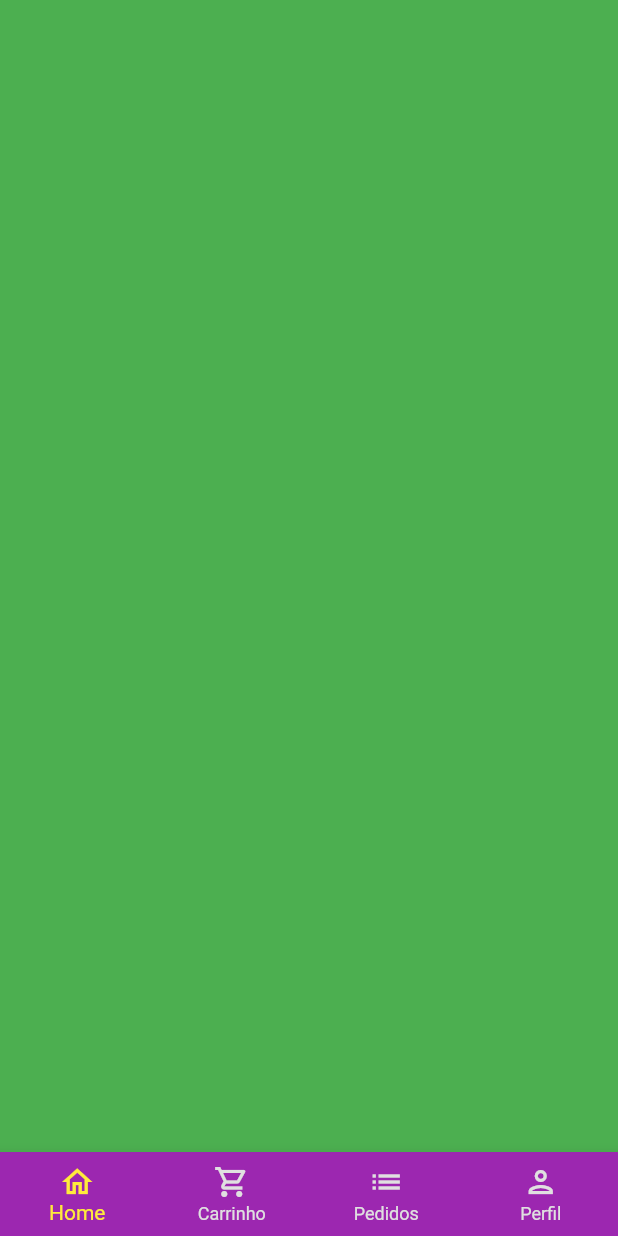
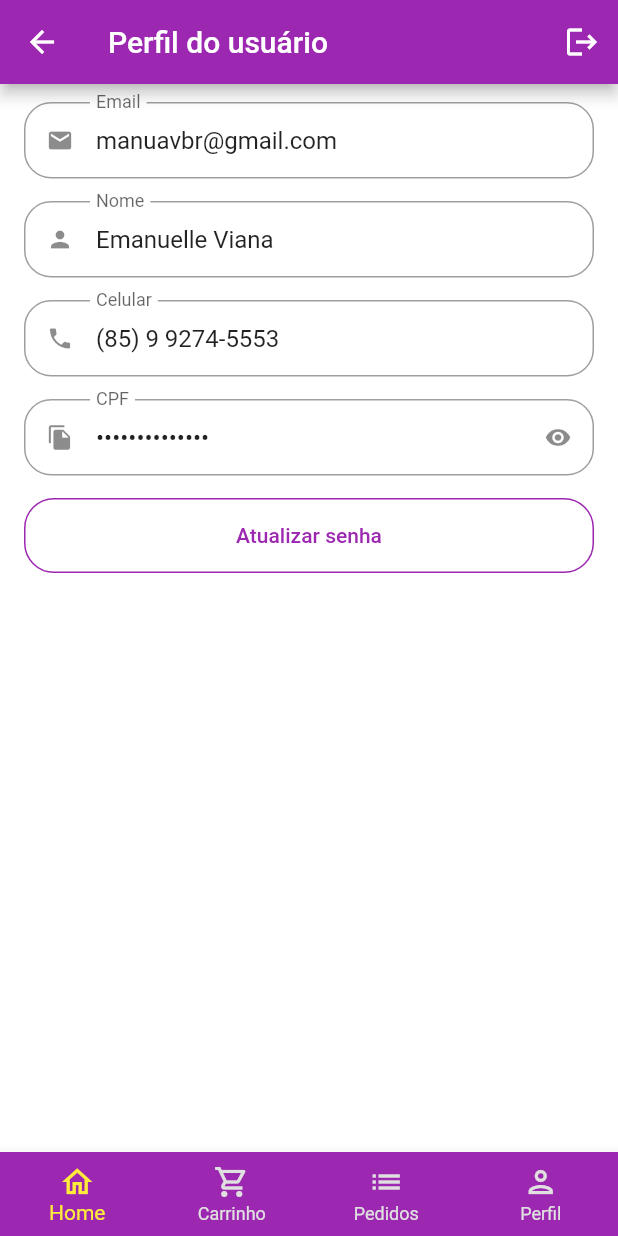
Before and after one commit to emanuelleaviana/purplegrocer, a Flutter app: the BaseScreen screen opened directly, swiped to page 4, on a phone screen of 412 x 824 dp. Run offline on Flutter 3.47's test engine with Material 2 defaults, Android fonts, the phone set to English and light mode, and no system bars; our stand-ins replace animated_text_kit, mask_text_input_formatter.

Commit message:
feat: Adicionando tela de perfil

```diff
--- a/lib/src/config/app_data.dart
+++ b/lib/src/config/app_data.dart
@@ -1,5 +1,6 @@
 import 'package:quitanda/src/models/cart_item_model.dart';
 import 'package:quitanda/src/models/item_model.dart';
+import 'package:quitanda/src/models/user_model.dart';
 
 ItemModel apple = ItemModel(
   description:
@@ -78,12 +79,20 @@ List<CartItemModel> cartItems = [
     item: apple,
     quantity: 3,
   ),
-   CartItemModel(
+  CartItemModel(
     item: mango,
     quantity: 5,
   ),
-   CartItemModel(
+  CartItemModel(
     item: kiwi,
     quantity: 1,
   ),
 ];
+
+UserModel user = UserModel(
+  name: 'Emanuelle Viana',
+  email: 'manuavbr@gmail.com',
+  phone: '(85) 9 9274-5553',
+  cpf: '098.895.833-30',
+  password: '',
+);
--- /dev/null
+++ b/lib/src/models/user_model.dart
@@ -0,0 +1,15 @@
+class UserModel {
+  String name;
+  String email;
+  String phone;
+  String cpf;
+  String password;
+
+  UserModel({
+    required this.name,
+    required this.email,
+    required this.phone,
+    required this.cpf,
+    required this.password,
+  });
+}
--- a/lib/src/pages/auth/sign_in_screen.dart
+++ b/lib/src/pages/auth/sign_in_screen.dart
@@ -1,6 +1,6 @@
 import 'package:animated_text_kit/animated_text_kit.dart';
 import 'package:flutter/material.dart';
-import 'package:quitanda/src/pages/auth/componets/custom_text_field.dart';
+import 'package:quitanda/src/pages/common_widgets/custom_text_field.dart';
 import 'package:quitanda/src/pages/auth/sign_up_screen.dart';
 import 'package:quitanda/src/pages/base/base_screen.dart';
 
--- a/lib/src/pages/auth/sign_up_screen.dart
+++ b/lib/src/pages/auth/sign_up_screen.dart
@@ -1,6 +1,6 @@
 import 'package:flutter/material.dart';
 import 'package:mask_text_input_formatter/mask_text_input_formatter.dart';
-import 'package:quitanda/src/pages/auth/componets/custom_text_field.dart';
+import 'package:quitanda/src/pages/common_widgets/custom_text_field.dart';
 
 class SignUpScreen extends StatelessWidget {
   SignUpScreen({super.key});
--- a/lib/src/pages/base/base_screen.dart
+++ b/lib/src/pages/base/base_screen.dart
@@ -1,6 +1,7 @@
 import 'package:flutter/material.dart';
 import 'package:quitanda/src/pages/cart/cart_tab.dart';
 import 'package:quitanda/src/pages/home/home_tab.dart';
+import 'package:quitanda/src/pages/profile/profile_tab.dart';
 
 class BaseScreen extends StatefulWidget {
   const BaseScreen({super.key});
@@ -21,13 +22,11 @@ class _BaseScreenState extends State<BaseScreen> {
         controller: pageController,
         children: [
           const HomeTab(),
-          CartTab(),
-          Container(
-            color: Colors.yellow,
-          ),
+          const CartTab(),
           Container(
             color: Colors.green,
-          )
+          ),
+          const ProfileTab(),
         ],
       ),
       bottomNavigationBar: BottomNavigationBar(
--- a/lib/src/pages/auth/componets/custom_text_field.dart
+++ b/lib/src/pages/common_widgets/custom_text_field.dart
@@ -6,6 +6,8 @@ class CustomTextField extends StatefulWidget {
   final String label;
   final bool isSecret;
   final List<TextInputFormatter>? inputFormatters;
+  final String? initialValue;
+  final bool readOnly;
 
   const CustomTextField({
     super.key,
@@ -13,6 +15,8 @@ class CustomTextField extends StatefulWidget {
     required this.label,
     this.isSecret = false,
     this.inputFormatters,
+    this.initialValue,
+    this.readOnly = false,
   });
 
   @override
@@ -34,6 +38,8 @@ class _CustomTextFieldState extends State<CustomTextField> {
     return Padding(
       padding: const EdgeInsets.only(bottom: 15),
       child: TextFormField(
+        readOnly: widget.readOnly,
+        initialValue: widget.initialValue,
         inputFormatters: widget.inputFormatters,
         obscureText: isObscure,
         decoration: InputDecoration(
--- /dev/null
+++ b/lib/src/pages/profile/profile_tab.dart
@@ -0,0 +1,149 @@
+import 'package:flutter/material.dart';
+import 'package:quitanda/src/pages/common_widgets/custom_text_field.dart';
+import 'package:quitanda/src/config/app_data.dart' as appData;
+
+class ProfileTab extends StatefulWidget {
+  const ProfileTab({super.key});
+
+  @override
+  State<ProfileTab> createState() => _ProfileTabState();
+}
+
+class _ProfileTabState extends State<ProfileTab> {
+  @override
+  Widget build(BuildContext context) {
+    return Scaffold(
+      appBar: AppBar(
+        title: const Text('Perfil do usuário'),
+        actions: [
+          IconButton(
+            onPressed: () {},
+            icon: const Icon(
+              Icons.logout,
+            ),
+          )
+        ],
+      ),
+      body: ListView(
+        physics: const BouncingScrollPhysics(),
+        padding: const EdgeInsets.fromLTRB(16, 12, 16, 16),
+        children: [
+          CustomTextField(
+            readOnly: true,
+            initialValue: appData.user.email,
+            icon: Icons.email,
+            label: 'Email',
+          ),
+          CustomTextField(
+            readOnly: true,
+            initialValue: appData.user.name,
+            icon: Icons.person,
+            label: 'Nome',
+          ),
+          CustomTextField(
+            readOnly: true,
+            initialValue: appData.user.phone,
+            icon: Icons.phone,
+            label: 'Celular',
+          ),
+          CustomTextField(
+            readOnly: true,
+            initialValue: appData.user.cpf,
+            icon: Icons.file_copy,
+            label: 'CPF',
+            isSecret: true,
+          ),
+          SizedBox(
+              height: 50,
+              child: OutlinedButton(
+                style: OutlinedButton.styleFrom(
+                    side: const BorderSide(
+                      color: Colors.purple,
+                    ),
+                    shape: RoundedRectangleBorder(
+                      borderRadius: BorderRadius.circular(20),
+                    )),
+                onPressed: () {
+                  updatePassword();
+                },
+                child: const Text('Atualizar senha'),
+              ))
+        ],
+      ),
+    );
+  }
+
+  Future<bool?> updatePassword() {
+    return showDialog(
+      context: context,
+      builder: (context) {
+        return Dialog(
+          shape: RoundedRectangleBorder(
+            borderRadius: BorderRadius.circular(20),
+          ),
+          child: Stack(
+            children: [
+              Padding(
+                padding: const EdgeInsets.all(16),
+                child: Column(
+                  crossAxisAlignment: CrossAxisAlignment.stretch,
+                  mainAxisSize: MainAxisSize.min,
+                  children: [
+                    const Padding(
+                      padding: EdgeInsets.symmetric(vertical: 12),
+                      child: Text(
+                        'Atualização de senha',
+                        textAlign: TextAlign.center,
+                        style: TextStyle(
+                          fontSize: 18,
+                          fontWeight: FontWeight.bold,
+                        ),
+                      ),
+                    ),
+                    const CustomTextField(
+                      isSecret: true,
+                      icon: Icons.lock_outline,
+                      label: 'Senha atual',
+                    ),
+                    const CustomTextField(
+                      isSecret: true,
+                      icon: Icons.lock_outline,
+                      label: 'Nova senha',
+                    ),
+                    const CustomTextField(
+                      isSecret: true,
+                      icon: Icons.lock,
+                      label: 'Confirmar nova senha',
+                    ),
+                    SizedBox(
+                      height: 45,
+                      child: ElevatedButton(
+                        style: ElevatedButton.styleFrom(
+                          shape: RoundedRectangleBorder(
+                            borderRadius: BorderRadius.circular(20),
+                          ),
+                        ),
+                        onPressed: () {},
+                        child: const Text('Atualizar'),
+                      ),
+                    )
+                  ],
+                ),
+              ),
+              Positioned(
+                top: 5,
+                right: 5,
+                child: IconButton(
+                  onPressed: () {
+                    Navigator.of(context).pop();
+                  },
+                  icon: const Icon(Icons.close),
+                ),
+              )
+            ],
+          ),
+        );
+      },
+    );
+  }
+}
```
